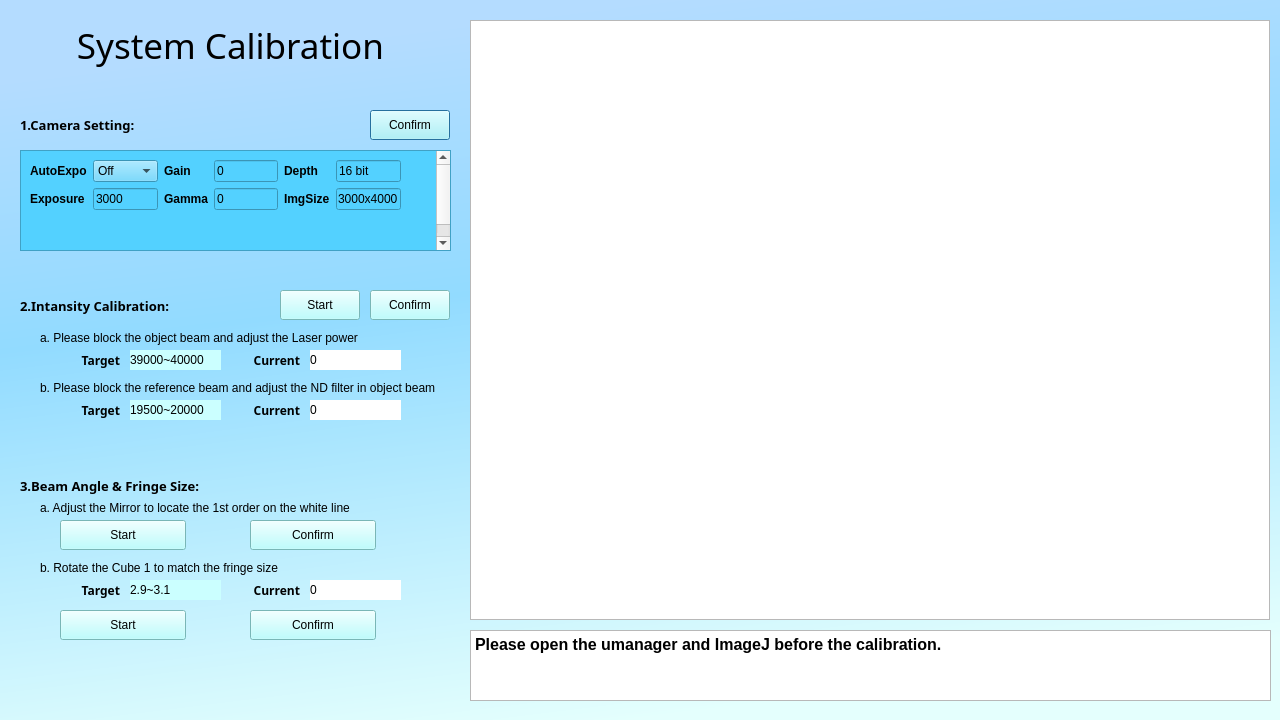
This is Lei Temp/GUI/ui_files/sys_calib_dialog.ui in YipLab/DHM as Qt 5 draws it before an edit. The edited form follows.
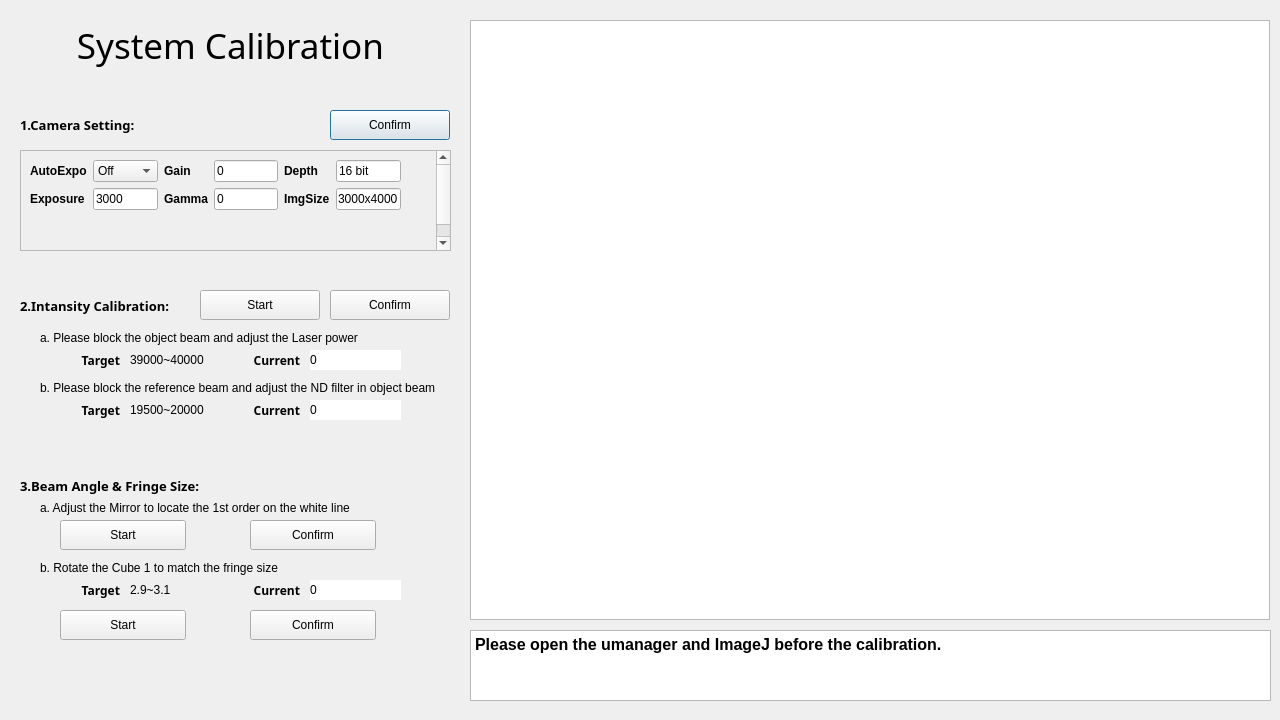
This is the edited form.

Patch:
```diff
--- a/Lei Temp/GUI/ui_files/sys_calib_dialog.ui
+++ b/Lei Temp/GUI/ui_files/sys_calib_dialog.ui
@@ -14,21 +14,20 @@
    <string>Dialog</string>
   </property>
   <property name="styleSheet">
-   <string notr="true">QDialog#Calibration {
-background-color: qlineargradient(spread:pad, x1:0.272727, y1:0, x2:0.494, y2:1, stop:0.0511364 rgba(180, 220, 255, 255), stop:0.409091 rgba(146, 219, 255, 255), stop:1 rgba(228, 255, 253, 255));}</string>
+   <string notr="true"/>
   </property>
   <widget class="QPushButton" name="pushButton">
    <property name="geometry">
     <rect>
-     <x>370</x>
+     <x>330</x>
      <y>110</y>
-     <width>80</width>
+     <width>120</width>
      <height>30</height>
     </rect>
    </property>
    <property name="styleSheet">
     <string notr="true">font: 87 9pt &quot;Arial Black&quot;;
-background-color: rgb(170, 255, 255);</string>
+</string>
    </property>
    <property name="text">
     <string>Confirm</string>
@@ -37,15 +36,15 @@
   <widget class="QPushButton" name="pushButton_2">
    <property name="geometry">
     <rect>
-     <x>280</x>
+     <x>200</x>
      <y>290</y>
-     <width>80</width>
+     <width>120</width>
      <height>30</height>
     </rect>
    </property>
    <property name="styleSheet">
     <string notr="true">font: 87 9pt &quot;Arial Black&quot;;
-background-color: rgb(170, 255, 255);</string>
+</string>
    </property>
    <property name="text">
     <string>Start</string>
@@ -103,7 +102,7 @@
     <item>
      <widget class="QScrollArea" name="scrollArea">
       <property name="styleSheet">
-       <string notr="true">background-color: rgb(83, 209, 255);</string>
+       <string notr="true"/>
       </property>
       <property name="widgetResizable">
        <bool>true</bool>
@@ -113,7 +112,7 @@
         <rect>
          <x>0</x>
          <y>0</y>
-         <width>398</width>
+         <width>394</width>
          <height>118</height>
         </rect>
        </property>
@@ -337,7 +336,7 @@
     </font>
    </property>
    <property name="styleSheet">
-    <string notr="true">background-color: rgb(203, 255, 255);</string>
+    <string notr="true"/>
    </property>
    <property name="text">
     <string>39000~40000</string>
@@ -354,7 +353,7 @@
    </property>
    <property name="styleSheet">
     <string notr="true">font: 87 9pt &quot;Arial Black&quot;;
-background-color: rgb(170, 255, 255);</string>
+</string>
    </property>
    <property name="text">
     <string>Confirm</string>
@@ -411,7 +410,7 @@
    </property>
    <property name="styleSheet">
     <string notr="true">font: 87 9pt &quot;Arial Black&quot;;
-background-color: rgb(170, 255, 255);</string>
+</string>
    </property>
    <property name="text">
     <string>Confirm</string>
@@ -447,7 +446,7 @@
    </property>
    <property name="styleSheet">
     <string notr="true">font: 87 9pt &quot;Arial Black&quot;;
-background-color: rgb(170, 255, 255);</string>
+</string>
    </property>
    <property name="text">
     <string>Start</string>
@@ -469,7 +468,7 @@
     </font>
    </property>
    <property name="styleSheet">
-    <string notr="true">background-color: rgb(203, 255, 255);</string>
+    <string notr="true"/>
    </property>
    <property name="text">
     <string>2.9~3.1</string>
@@ -478,9 +477,9 @@
   <widget class="QLabel" name="label_23">
    <property name="geometry">
     <rect>
-     <x>250</x>
+     <x>239</x>
      <y>580</y>
-     <width>50</width>
+     <width>61</width>
      <height>20</height>
     </rect>
    </property>
@@ -553,7 +552,7 @@
    </property>
    <property name="styleSheet">
     <string notr="true">font: 87 9pt &quot;Arial Black&quot;;
-background-color: rgb(170, 255, 255);</string>
+</string>
    </property>
    <property name="text">
     <string>Start</string>
@@ -599,7 +598,7 @@
     </font>
    </property>
    <property name="styleSheet">
-    <string notr="true">background-color: rgb(203, 255, 255);</string>
+    <string notr="true"/>
    </property>
    <property name="text">
     <string>19500~20000</string>
@@ -608,15 +607,15 @@
   <widget class="QPushButton" name="pushButton_3">
    <property name="geometry">
     <rect>
-     <x>370</x>
+     <x>330</x>
      <y>290</y>
-     <width>80</width>
+     <width>120</width>
      <height>30</height>
     </rect>
    </property>
    <property name="styleSheet">
     <string notr="true">font: 87 9pt &quot;Arial Black&quot;;
-background-color: rgb(170, 255, 255);</string>
+</string>
    </property>
    <property name="text">
     <string>Confirm</string>
@@ -790,7 +789,7 @@
    </property>
    <property name="styleSheet">
     <string notr="true">font: 87 26pt &quot;Arial Black&quot;;
-color: rgb(0, 0, 0);
+
 
 </string>
    </property>
```
Left out of the diff: 4 changed lines with no effect on the pictures.
